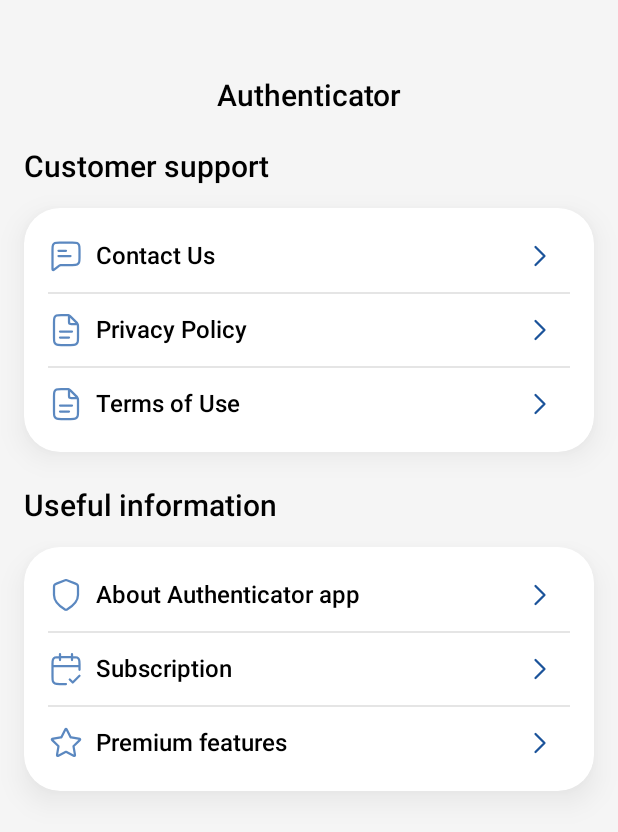
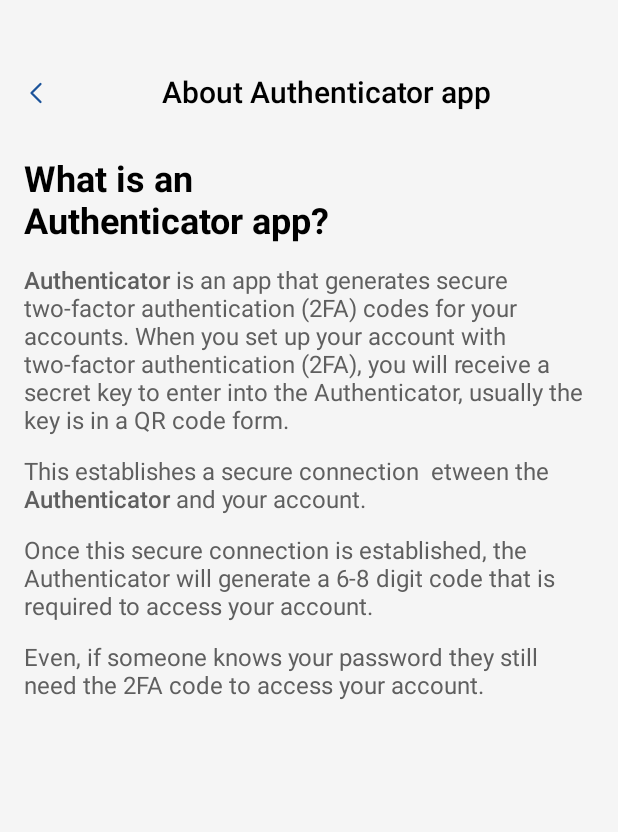
Before and after one commit to vishenkaaa/Authenticator-app, an Android app built with Jetpack Compose: the InfoScreen screen opened through its navigation route, after a tap on "About Authenticator app", on a phone screen of 412 x 824 dp. Shown: the top 832 px of the screen. Run offline under Robolectric (Android 15) with nearby library versions, the light colour scheme and no system bars; our stand-ins replace Dagger/Hilt's generated code, Room's generated code; 1 statement that could not run was skipped.

Commit message:
AboutApp screen. Navigation viewmodel

```diff
--- a/app/src/main/java/com/example/authenticatorapp/MainActivity.kt
+++ b/app/src/main/java/com/example/authenticatorapp/MainActivity.kt
@@ -17,6 +17,7 @@ import androidx.navigation.compose.composable
 import androidx.navigation.compose.rememberNavController
 import androidx.navigation.navArgument
 import com.example.authenticatorapp.data.local.model.AccountEntity
+import com.example.authenticatorapp.presentation.ui.screens.AboutAppScreen
 import com.example.authenticatorapp.presentation.ui.screens.AddAccountScreen
 import com.example.authenticatorapp.presentation.ui.screens.HomeScreen
 import com.example.authenticatorapp.presentation.ui.screens.InfoScreen
@@ -98,8 +99,11 @@ class MainActivity : ComponentActivity() {
                                 )
                             }
                         }
-                        composable("InfoScreen") {
+                        composable("Info") {
                             InfoScreen(navController, this@MainActivity)
+                        }
+                        composable("AboutApp") {
+                            AboutAppScreen(navController)
                         }
                     }
                 }
--- /dev/null
+++ b/app/src/main/java/com/example/authenticatorapp/presentation/ui/screens/AboutAppScreen.kt
@@ -0,0 +1,131 @@
+package com.example.authenticatorapp.presentation.ui.screens
+
+import androidx.compose.foundation.Image
+import androidx.compose.foundation.background
+import androidx.compose.foundation.clickable
+import androidx.compose.foundation.layout.Column
+import androidx.compose.foundation.layout.Row
+import androidx.compose.foundation.layout.Spacer
+import androidx.compose.foundation.layout.fillMaxSize
+import androidx.compose.foundation.layout.fillMaxWidth
+import androidx.compose.foundation.layout.height
+import androidx.compose.foundation.layout.padding
+import androidx.compose.material3.MaterialTheme
+import androidx.compose.material3.Text
+import androidx.compose.runtime.Composable
+import androidx.compose.ui.Modifier
+import androidx.compose.ui.res.painterResource
+import androidx.compose.ui.text.SpanStyle
+import androidx.compose.ui.text.buildAnnotatedString
+import androidx.compose.ui.text.font.FontWeight
+import androidx.compose.ui.text.withStyle
+import androidx.compose.ui.unit.dp
+import androidx.compose.ui.unit.sp
+import androidx.navigation.NavController
+import com.example.authenticatorapp.R
+import com.example.authenticatorapp.presentation.ui.theme.AppTypography
+import com.example.authenticatorapp.presentation.ui.theme.Gray6
+import com.example.authenticatorapp.presentation.ui.theme.interFontFamily
+
+@Composable
+fun AboutAppScreen(navController: NavController) {
+    val colors = MaterialTheme.colorScheme
+    Column(
+        Modifier.background(colors.background).fillMaxSize()
+    ) {
+        Row(
+            Modifier
+                .fillMaxWidth()
+                .padding(horizontal = 12.dp)
+                .padding(top = 50.dp, bottom = 32.dp),
+        ) {
+            Image(
+                painter = painterResource(id = R.drawable.back),
+                contentDescription = "Back",
+                modifier = Modifier
+                    .clickable {
+                        navController.popBackStack()
+                    }
+            )
+            Spacer(modifier = Modifier.weight(1f))
+            Text(
+                text = "About Authenticator app",
+                color = colors.onPrimary,
+                style = AppTypography.bodyLarge,
+            )
+            Spacer(modifier = Modifier.weight(1f))
+        }
+
+        Text(
+            "What is an\nAuthenticator app?",
+            Modifier.padding(horizontal = 16.dp),
+            style = AppTypography.titleSmall,
+        )
+
+        Spacer(modifier = Modifier.height(16.dp))
+        StyledParagraph(
+            startText = "",
+            boldText = "Authenticator",
+            endText = " is an app that generates secure two-factor authentication (2FA) codes for your accounts. When you set up your account with two-factor authentication (2FA), you will receive a secret key to enter into the Authenticator, usually the key is in a QR code form.",
+            modifier = Modifier.padding(horizontal = 16.dp)
+        )
+
+        Spacer(modifier = Modifier.height(15.dp))
+        StyledParagraph(
+            startText = "This establishes a secure connection  etween the ",
+            boldText = "Authenticator",
+            endText = " and your account.",
+            modifier = Modifier.padding(horizontal = 16.dp)
+        )
+
+        Spacer(modifier = Modifier.height(15.dp))
+        StyledParagraph(
+            startText = "Once this secure connection is established, the Authenticator will generate a 6-8 digit code that is required to access your account.",
+            boldText = "",
+            endText = "",
+            modifier = Modifier.padding(horizontal = 16.dp)
+        )
+
+        Spacer(modifier = Modifier.height(15.dp))
+        StyledParagraph(
+            startText = "Even, if someone knows your password they still need the 2FA code to access your account.",
+            boldText = "",
+            endText = "",
+            modifier = Modifier.padding(horizontal = 16.dp)
+        )
+    }
+}
+
+@Composable
+fun StyledParagraph(
+    startText: String,
+    boldText: String,
+    endText: String,
+    modifier: Modifier = Modifier
+) {
+    val colors = MaterialTheme.colorScheme
+
+    val annotatedString = buildAnnotatedString {
+
+        append(startText)
+
+        withStyle( style = SpanStyle(
+            fontWeight = FontWeight.W500,
+            fontSize = 16.sp,
+            fontFamily = interFontFamily,
+            color = Gray6
+        )
+        ) {
+            append(boldText)
+        }
+
+        append(endText)
+    }
+
+    Text(
+        text = annotatedString,
+        style = AppTypography.labelMedium,
+        color = Gray6,
+        modifier = modifier
+    )
+}
--- a/app/src/main/java/com/example/authenticatorapp/presentation/ui/screens/InfoScreen.kt
+++ b/app/src/main/java/com/example/authenticatorapp/presentation/ui/screens/InfoScreen.kt
@@ -76,7 +76,9 @@ fun InfoScreen(navController: NavController, context: Context){
             InfoItem(
                 icon = R.drawable.ic_shield,
                 text = stringResource(R.string.about_authenticator_app),
-                onClick = {  }
+                onClick = {
+                    navController.navigate("AboutApp")
+                }
             ),
             InfoItem(
                 icon = R.drawable.ic_calendar,
--- a/app/src/main/java/com/example/authenticatorapp/presentation/ui/screens/MainScreen.kt
+++ b/app/src/main/java/com/example/authenticatorapp/presentation/ui/screens/MainScreen.kt
@@ -46,18 +46,19 @@ import androidx.hilt.navigation.compose.hiltViewModel
 import androidx.navigation.NavController
 import com.example.authenticatorapp.R
 import com.example.authenticatorapp.presentation.ui.components.CustomBottomNavigation
-import com.example.authenticatorapp.presentation.ui.screens.HomeScreen
 import com.example.authenticatorapp.presentation.ui.theme.AppTypography
 import com.example.authenticatorapp.presentation.ui.theme.Gray6
 import com.example.authenticatorapp.presentation.ui.theme.MainBlue
 import com.example.authenticatorapp.presentation.viewmodel.HomeViewModel
+import com.example.authenticatorapp.presentation.viewmodel.NavigationViewModel
 
 enum class Screen { HOME, INFO }
 
 @OptIn(ExperimentalMaterial3Api::class)
 @Composable
-fun MainScreen(navController: NavController, context: Context, viewModel: HomeViewModel = hiltViewModel()) {
-    var currentScreen by remember { mutableStateOf(Screen.HOME) }
+fun MainScreen(navController: NavController, context: Context, viewModel: HomeViewModel = hiltViewModel(), navigationViewModel: NavigationViewModel = hiltViewModel()) {
+    val currentScreen by navigationViewModel.selectedTab.collectAsState()
+
     var isMenuExpanded by remember { mutableStateOf(false) }
     var colors = MaterialTheme.colorScheme
     val sheetState = rememberModalBottomSheetState()
@@ -71,7 +72,7 @@ fun MainScreen(navController: NavController, context: Context, viewModel: HomeVi
             bottomBar = {
                 Box{
                     CustomBottomNavigation(currentScreen) { selectedScreen ->
-                        currentScreen = selectedScreen
+                        navigationViewModel.selectTab(selectedScreen)
                     }
 
                     Box(
--- a/app/src/main/java/com/example/authenticatorapp/presentation/ui/screens/SigninScreen.kt
+++ b/app/src/main/java/com/example/authenticatorapp/presentation/ui/screens/SigninScreen.kt
@@ -104,11 +104,6 @@ fun SigninScreen(navController: NavController) {
                     text = "Sign in",
                     color = colors.onPrimary,
                     style = AppTypography.bodyLarge,
-                    modifier = Modifier
-                        .clickable {
-                            navController.popBackStack()
-                            navController.navigate("Onboarding")
-                        }
                 )
                 Spacer(modifier = Modifier.weight(1f))
             }
--- /dev/null
+++ b/app/src/main/java/com/example/authenticatorapp/presentation/viewmodel/NavigationViewModel.kt
@@ -0,0 +1,15 @@
+package com.example.authenticatorapp.presentation.viewmodel
+
+import androidx.lifecycle.ViewModel
+import com.example.authenticatorapp.presentation.ui.screens.Screen
+import kotlinx.coroutines.flow.MutableStateFlow
+import kotlinx.coroutines.flow.asStateFlow
+
+class NavigationViewModel : ViewModel() {
+    private val _selectedTab = MutableStateFlow(Screen.HOME)
+    val selectedTab = _selectedTab.asStateFlow()
+
+    fun selectTab(tab: Screen) {
+        _selectedTab.value = tab
+    }
+}
```
